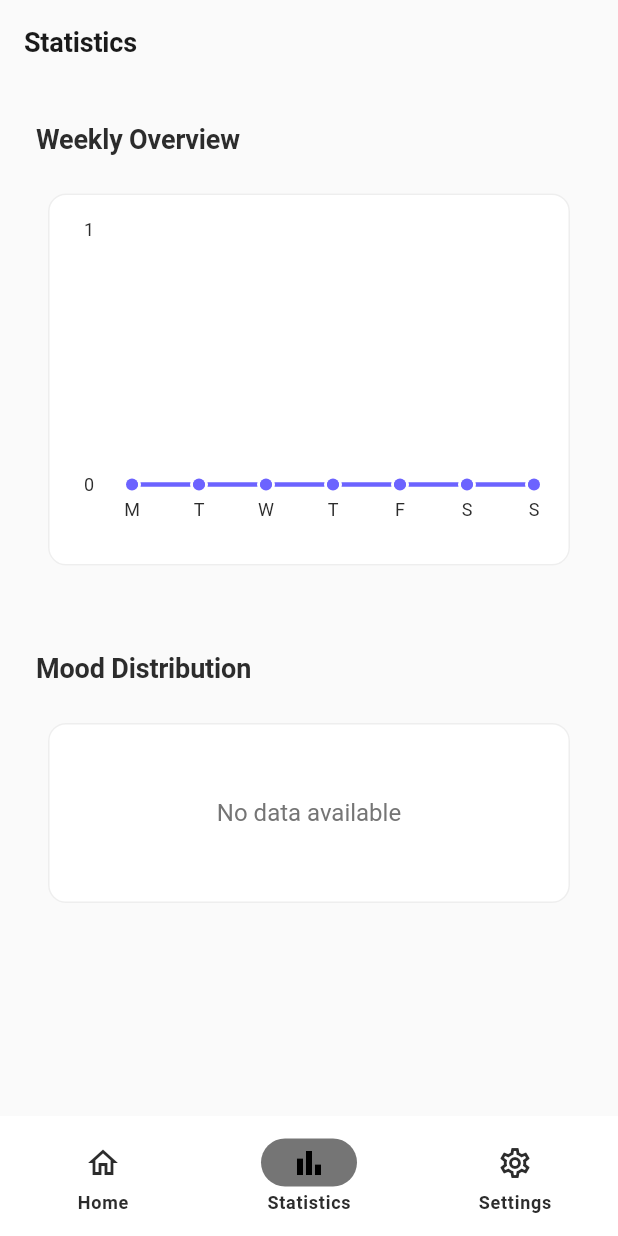
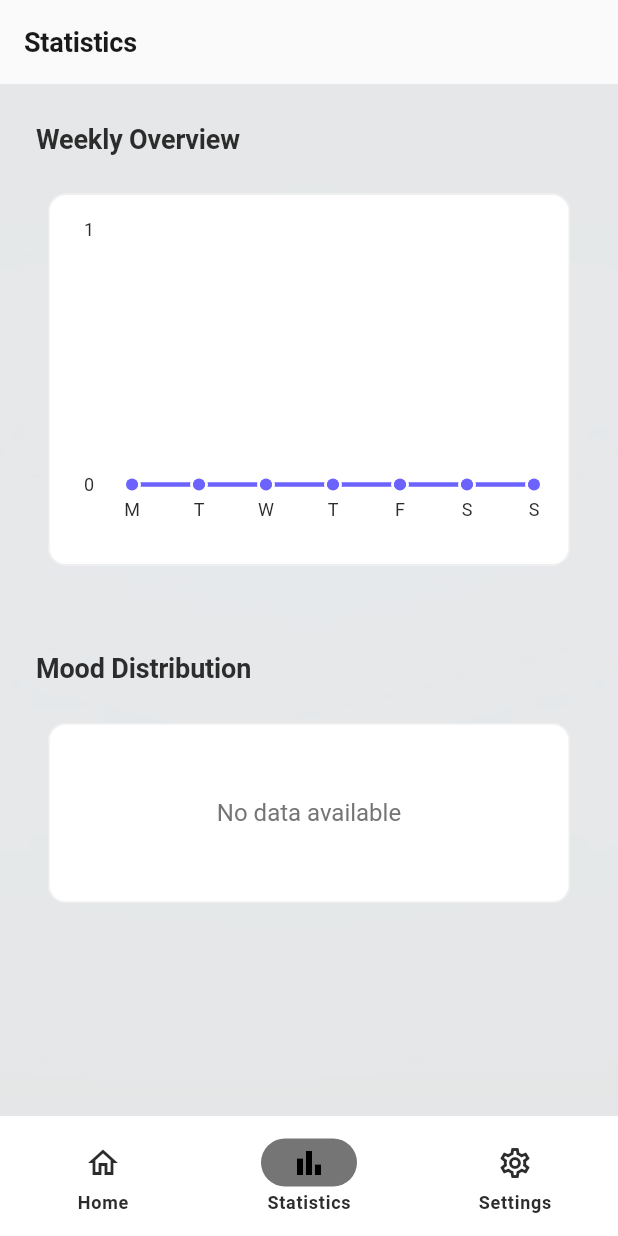
Before and after one commit to J4mes0n-04/MindPalette, a Flutter app: the screen it shows after launch, item 2 of the bottom bar chosen, on a phone screen of 412 x 824 dp. Run offline on Flutter 3.47's test engine with Material 3 defaults, Android fonts, the phone set to English and light mode, and no system bars; drawn by our look-alikes of fl_chart, flutter_animate; our stand-ins replace equatable, flutter_bloc, hive, hive_flutter; accounts and stored records are empty.

Commit message:
feat: add background image with 90% transparency
- Add digital-vector.jpg as background image
- Update pubspec.yaml to include assets
- Modify app_theme.dart to make scaffold background transparent
- Update app_navigation.dart to display background image with opacity

```diff
--- /dev/null
+++ b/devtools_options.yaml
@@ -0,0 +1,3 @@
+description: This file stores settings for Dart & Flutter DevTools.
+documentation: https://docs.flutter.dev/tools/devtools/extensions#configure-extension-enablement-states
+extensions:
--- a/lib/core/navigation/app_navigation.dart
+++ b/lib/core/navigation/app_navigation.dart
@@ -22,9 +22,25 @@ class _AppNavigationState extends State<AppNavigation> {
   @override
   Widget build(BuildContext context) {
     return Scaffold(
-      body: IndexedStack(
-        index: _currentIndex,
-        children: _pages,
+      backgroundColor: Colors.transparent,
+      body: Stack(
+        children: [
+          // Background image
+          Container(
+            decoration: BoxDecoration(
+              image: DecorationImage(
+                image: const AssetImage('assets/images/digital-vector.jpg'),
+                fit: BoxFit.cover,
+                colorFilter: ColorFilter.mode(
+                  Colors.white.withOpacity(0.1), // 90% transparent
+                  BlendMode.dstATop,
+                ),
+              ),
+            ),
+          ),
+          // Content
+          IndexedStack(index: _currentIndex, children: _pages),
+        ],
       ),
       bottomNavigationBar: NavigationBar(
         selectedIndex: _currentIndex,
--- a/lib/core/theme/app_theme.dart
+++ b/lib/core/theme/app_theme.dart
@@ -21,7 +21,7 @@ class AppTheme {
         error: AppColors.error,
       ),
 
-      scaffoldBackgroundColor: AppColors.lightBackground,
+      scaffoldBackgroundColor: Colors.transparent,
 
       // App bar theme
       appBarTheme: const AppBarTheme(
@@ -129,7 +129,7 @@ class AppTheme {
         error: AppColors.error,
       ),
 
-      scaffoldBackgroundColor: AppColors.darkBackground,
+      scaffoldBackgroundColor: Colors.transparent,
 
       // App bar theme
       appBarTheme: const AppBarTheme(
--- a/pubspec.yaml
+++ b/pubspec.yaml
@@ -50,5 +50,5 @@ dev_dependencies:
 flutter:
   uses-material-design: true
 
-  # assets:
-  #   - assets/images/
+  assets:
+    - assets/images/
```
Also changed, not shown: assets/images/digital-vector.jpg (added).
